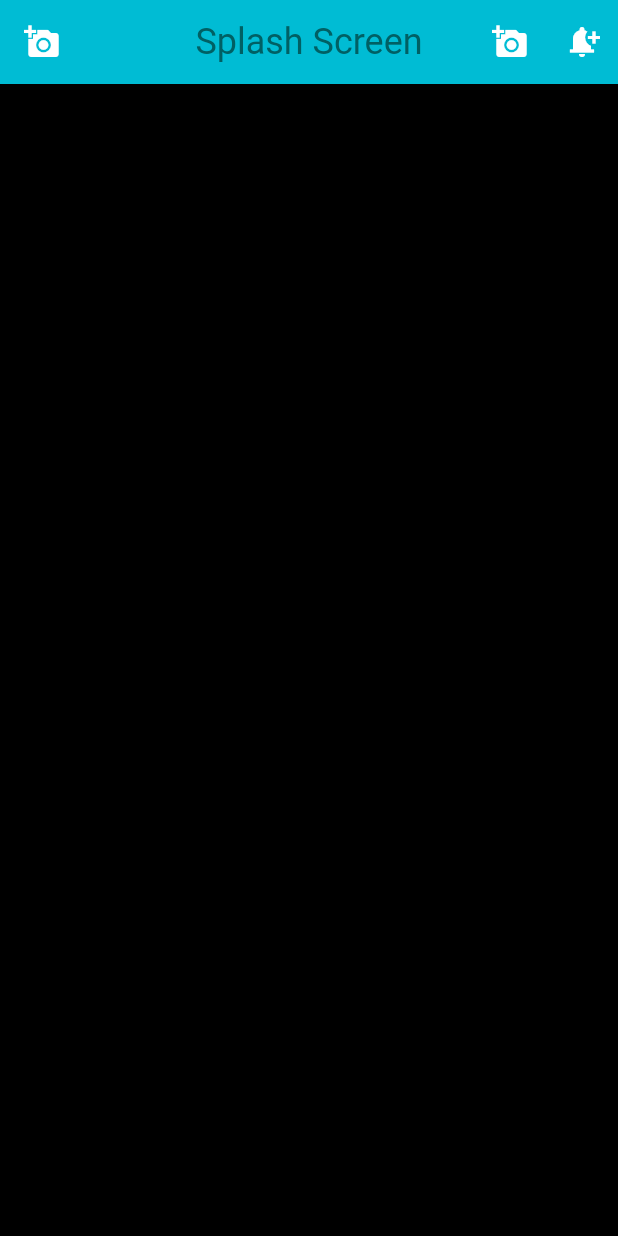
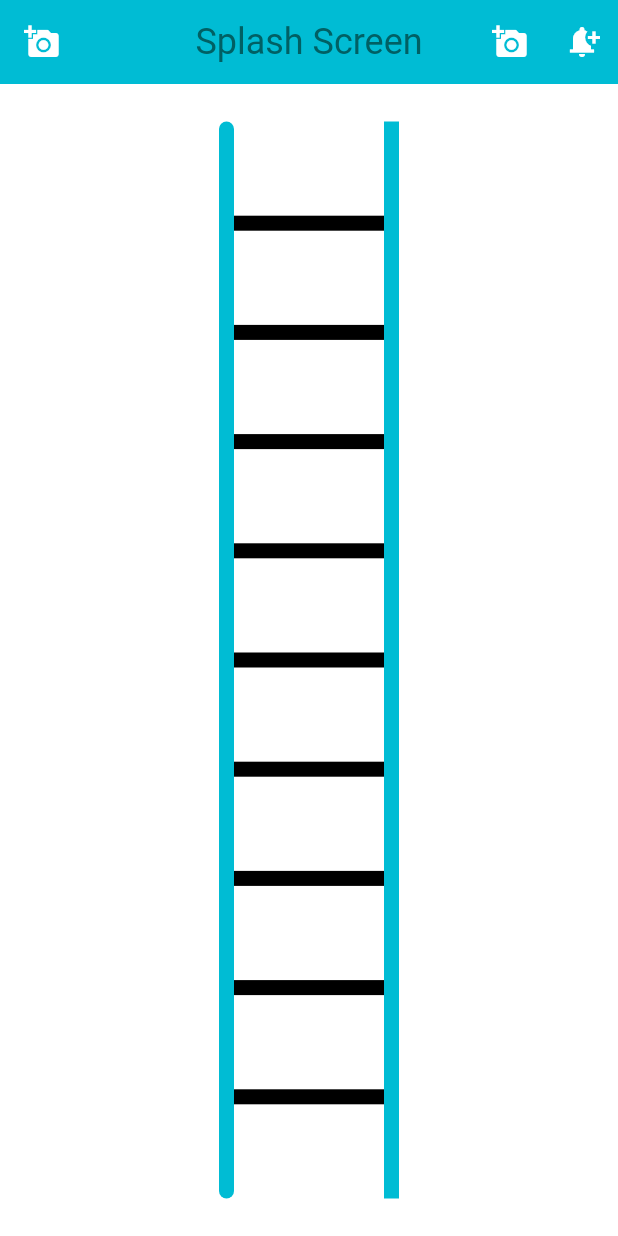
Before and after one commit to 3shmawi/new-3c-directories, a Flutter app: the screen it shows after launch, on a phone screen of 412 x 824 dp. Run offline on Flutter 3.47's test engine with Material 3 defaults, Android fonts, the phone set to English and light mode, and no system bars.

Commit message:
7. Row 8. Column 9. Expanded 10. Spacer 11. Container

```diff
--- a/lib/screens/splash_screen.dart
+++ b/lib/screens/splash_screen.dart
@@ -6,7 +6,7 @@ class SplashScreen extends StatelessWidget {
   @override
   Widget build(BuildContext context) {
     return Scaffold(
-      backgroundColor: Colors.black,
+        backgroundColor: Colors.white,
         appBar: AppBar(
           backgroundColor: Colors.cyan,
           foregroundColor: Colors.white,
@@ -37,6 +37,77 @@ class SplashScreen extends StatelessWidget {
             ),
           ],
         ),
-    );
+        body: Padding(
+          padding: const EdgeInsets.all(25.0),
+          child: Row(
+            children: [
+              Spacer(),
+              Container(
+                height: double.infinity,
+                width: 10,
+                decoration: BoxDecoration(
+                  color: Colors.cyan,
+                  borderRadius: BorderRadius.circular(10),
+                ),
+              ),
+              Column(
+                mainAxisAlignment: MainAxisAlignment.spaceEvenly,
+                children: [
+                  Container(
+                    width: 100,
+                    height: 10,
+                    color: Colors.black,
+                  ),
+                  Container(
+                    width: 100,
+                    height: 10,
+                    color: Colors.black,
+                  ),
+                  Container(
+                    width: 100,
+                    height: 10,
+                    color: Colors.black,
+                  ),
+                  Container(
+                    width: 100,
+                    height: 10,
+                    color: Colors.black,
+                  ),
+                  Container(
+                    width: 100,
+                    height: 10,
+                    color: Colors.black,
+                  ),
+                  Container(
+                    width: 100,
+                    height: 10,
+                    color: Colors.black,
+                  ),
+                  Container(
+                    width: 100,
+                    height: 10,
+                    color: Colors.black,
+                  ),
+                  Container(
+                    width: 100,
+                    height: 10,
+                    color: Colors.black,
+                  ),
+                  Container(
+                    width: 100,
+                    height: 10,
+                    color: Colors.black,
+                  ),
+                ],
+              ),
+              Container(
+                height: double.infinity,
+                width: 10,
+                color: Colors.cyan,
+              ),
+              Spacer(),
+            ],
+          ),
+        ));
   }
 }
```
Also changed, not shown: 1 other file. Lines whose indentation alone changed are shown as unchanged.
